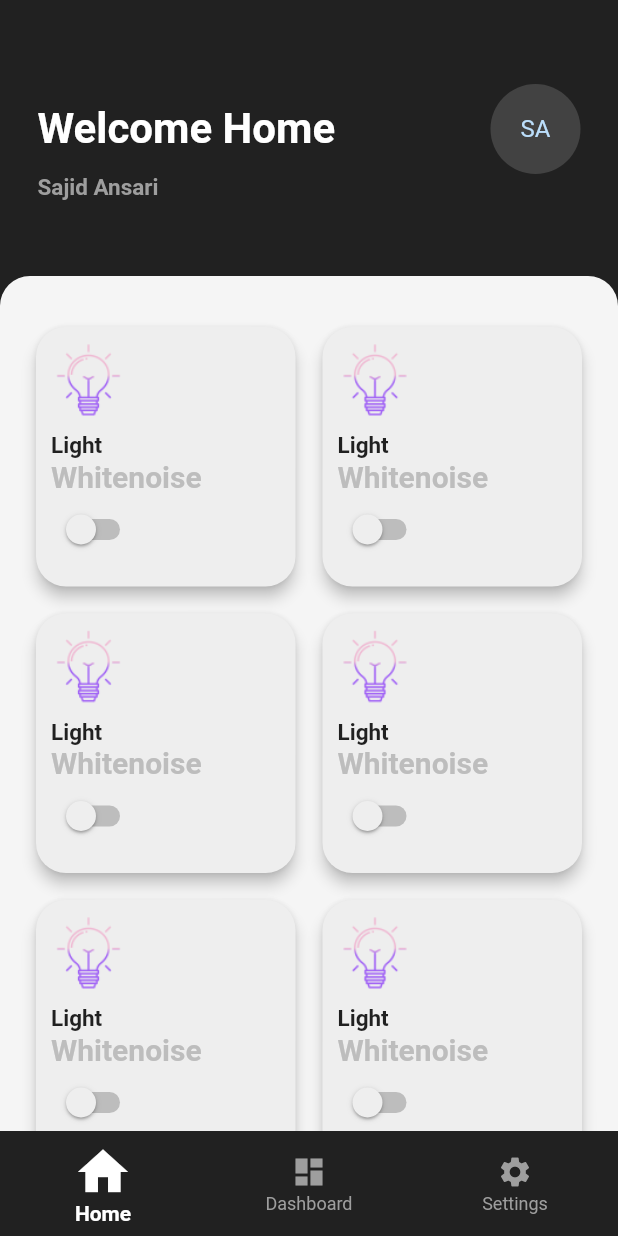
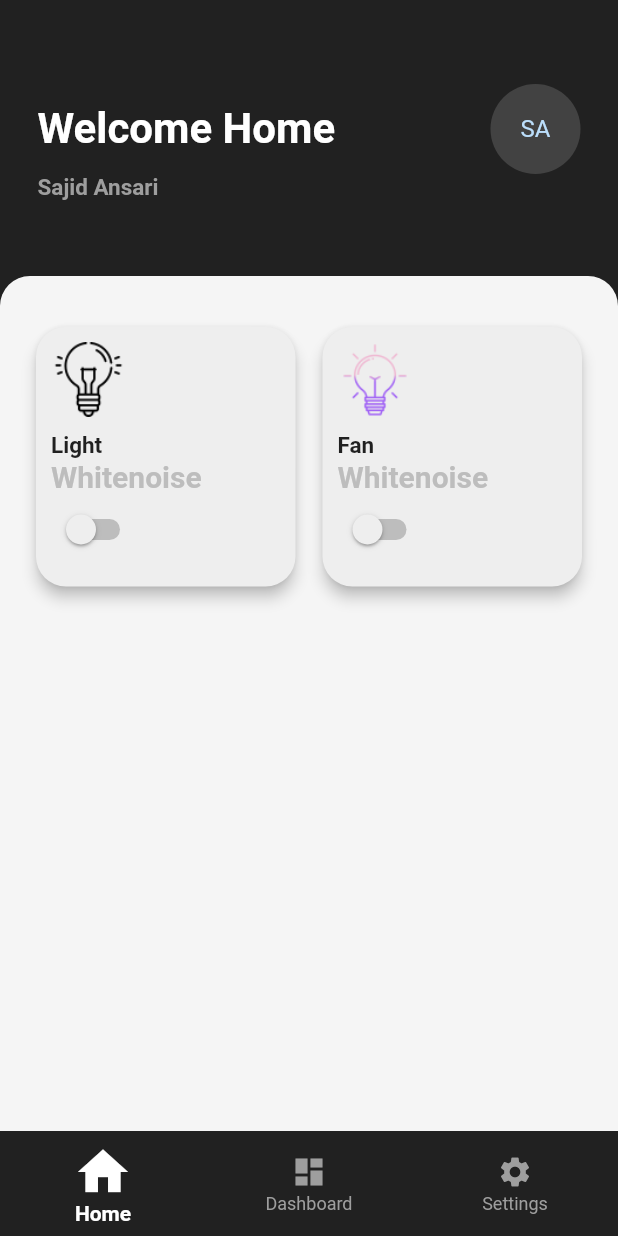
Before and after one commit to highmountain12321/IOT_Controller, a Flutter app: the screen it shows after launch, on a phone screen of 412 x 824 dp. Run offline on Flutter 3.47's test engine with Material 2 defaults, Android fonts, the phone set to English and light mode, and no system bars.

Commit message:
Add model

```diff
--- a/lib/screens/controllers.dart
+++ b/lib/screens/controllers.dart
@@ -1,7 +1,9 @@
 import 'package:flutter/material.dart';
+import 'package:iotcontroller/screens/model/controller.dart';
 
 class Controller extends StatefulWidget {
-  const Controller({Key key}) : super(key: key);
+  final ControllerModel controller;
+  const Controller({this.controller, Key key}) : super(key: key);
 
   @override
   _ControllerState createState() => _ControllerState();
@@ -31,7 +33,7 @@ class _ControllerState extends State<Controller> {
           ),
           Image(
             image: AssetImage(
-              _isLightOn ? "assets/bulb2.png" : "assets/bulb1.png",
+              _isLightOn ? widget.controller.img1 : widget.controller.img2,
             ),
             height: 50,
             fit: BoxFit.cover,
@@ -39,7 +41,7 @@ class _ControllerState extends State<Controller> {
           SizedBox(
             height: 10,
           ),
-          Text("Light",
+          Text(widget.controller.name,
               style: TextStyle(fontSize: 15, fontWeight: FontWeight.bold)),
           Text("Whitenoise",
               style: TextStyle(
--- a/lib/screens/home.dart
+++ b/lib/screens/home.dart
@@ -1,5 +1,6 @@
 import 'package:flutter/material.dart';
 import 'package:iotcontroller/screens/controllers.dart';
+import 'package:iotcontroller/screens/model/controller.dart';
 
 class Home extends StatefulWidget {
   const Home({Key key}) : super(key: key);
@@ -74,9 +75,10 @@ class _HomeState extends State<Home> {
                     mainAxisSpacing: 10,
                     crossAxisSpacing: 10,
                   ),
-                  itemCount: 10,
+                  itemCount: controllerLists.length,
                   itemBuilder: (ctx, index) {
-                    return Controller();
+                    final controller = controllerLists[index];
+                    return Controller(controller: controller);
                   }),
             ),
           ),
--- /dev/null
+++ b/lib/screens/model/controller.dart
@@ -0,0 +1,18 @@
+class ControllerModel {
+  String name;
+  String url;
+  String img1;
+  String img2;
+
+  ControllerModel({this.name, this.url, this.img1, this.img2});
+}
+
+List<ControllerModel> controllerLists = [
+  ControllerModel(
+      name: "Light",
+      url: "",
+      img1: "assets/bulb3.png",
+      img2: "assets/bulb4.png"),
+  ControllerModel(
+      name: "Fan", url: "", img1: "assets/bulb1.png", img2: "assets/bulb2.png")
+];
```
Also changed, not shown: assets/bulb1.png, assets/bulb2.png, assets/bulb3.png (added), assets/bulb4.png (added).
